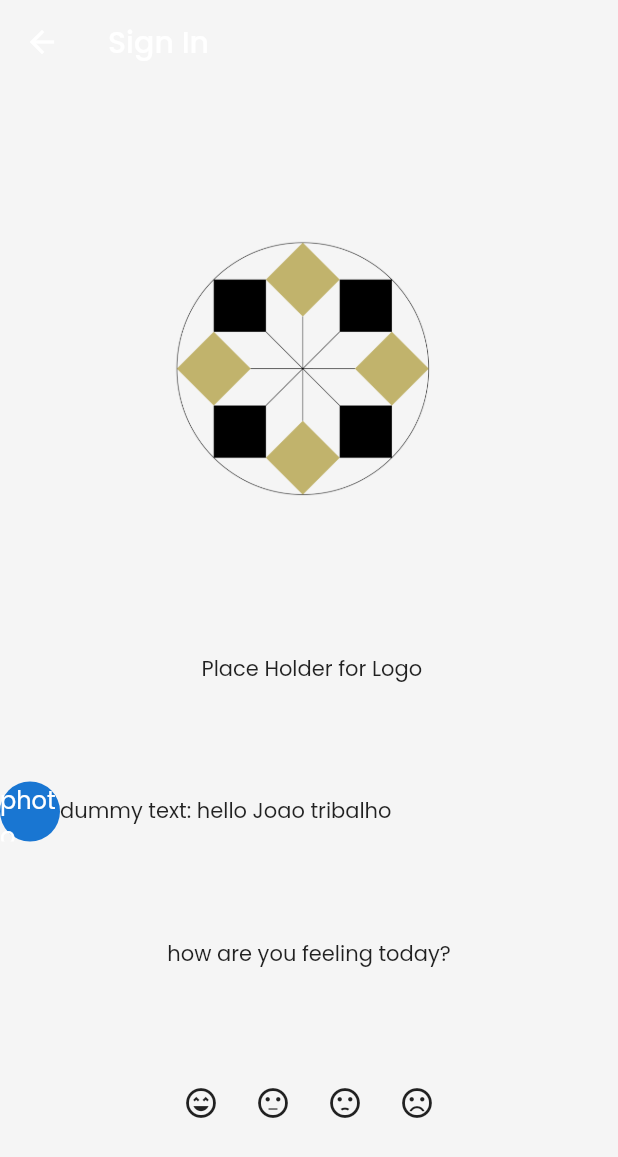
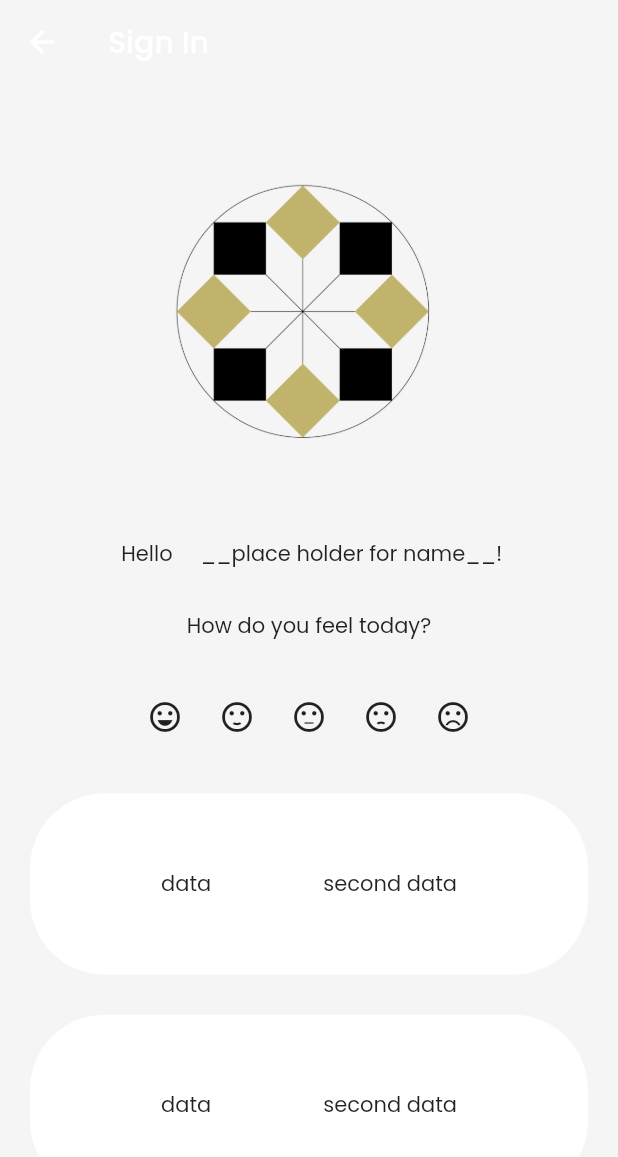
Before and after one commit to aleksandreM/NLP-coaching-app, a Flutter app: the screen it shows after launch, after a tap on "Sign in", on a phone screen of 412 x 824 dp. Shown: the top 1157 px of the screen. Run offline on Flutter 3.47's test engine with Material 2 defaults, Android fonts, the phone set to English and light mode, and no system bars; our stand-ins replace google_fonts.

Commit message:
start work on sign in page

```diff
--- a/lib/routes.dart
+++ b/lib/routes.dart
@@ -1,6 +1,6 @@
 import 'package:flutter/material.dart';
-import '../screens/sign_in_screen.dart';
-import '../screens/sign_up_screen.dart';
+import './screens/sign_in_screen.dart';
+import './screens/sign_up_screen.dart';
 
 class Routes {
   static final Map<String, Widget Function(BuildContext)> routes = {
--- a/lib/screens/sign_in_screen.dart
+++ b/lib/screens/sign_in_screen.dart
@@ -21,30 +21,25 @@ class SignInScreen extends StatelessWidget {
                   height: 250,
                   width: 250,
                 ),
-            const Text(
-              ' Place Holder for Logo',
-            ),
             Row(
-
-              children:  [
-                  CircleAvatar(
-                  child: Text(
-                    'photo',
-                  ),
+              mainAxisAlignment: MainAxisAlignment.center,
+              children: const [
+                Text(
+                  ' Hello',
                 ),
-                 Text(
-                  'dummy text: hello Joao tribalho',
-                ),
+                SizedBox(width: 15,),
+                Text(' __place holder for name__!'),
               ],
             ),
-             Text(
-              'how are you feeling today?',
-            ),
+          const Text('How do you feel today?'),
             Row(
               mainAxisAlignment: MainAxisAlignment.center,
               children: [
                 CustomIconButton(
-                  icon: Icons.sentiment_very_satisfied_sharp,
+                  icon: Icons.sentiment_very_satisfied
+                ),
+                CustomIconButton(
+                  icon: Icons.sentiment_satisfied,
                 ),
                 CustomIconButton(
                   icon: Icons.sentiment_neutral,
@@ -56,6 +51,38 @@ class SignInScreen extends StatelessWidget {
                   icon: Icons.sentiment_very_dissatisfied,
                 ),
               ],
+            ),
+            Container(
+
+              decoration: BoxDecoration(borderRadius: BorderRadius.circular(50), color:Colors.white),
+
+              margin: const EdgeInsets.only(left: 20, right: 20),
+              padding: const EdgeInsets.all(50),
+
+              child: Row(
+              mainAxisAlignment: MainAxisAlignment.spaceAround,
+                children:const [
+
+                  Text('data'),
+                  Text('second data'),
+                ],
+              ),
+            ),
+            Container(
+
+              decoration: BoxDecoration(borderRadius: BorderRadius.circular(50), color:Colors.white),
+
+              margin: const EdgeInsets.only(left: 20, right: 20),
+              padding: const EdgeInsets.all(50),
+
+              child: Row(
+              mainAxisAlignment: MainAxisAlignment.spaceAround,
+                children:const [
+
+                  Text('data'),
+                  Text('second data'),
+                ],
+              ),
             )
           ],
         ));
```
